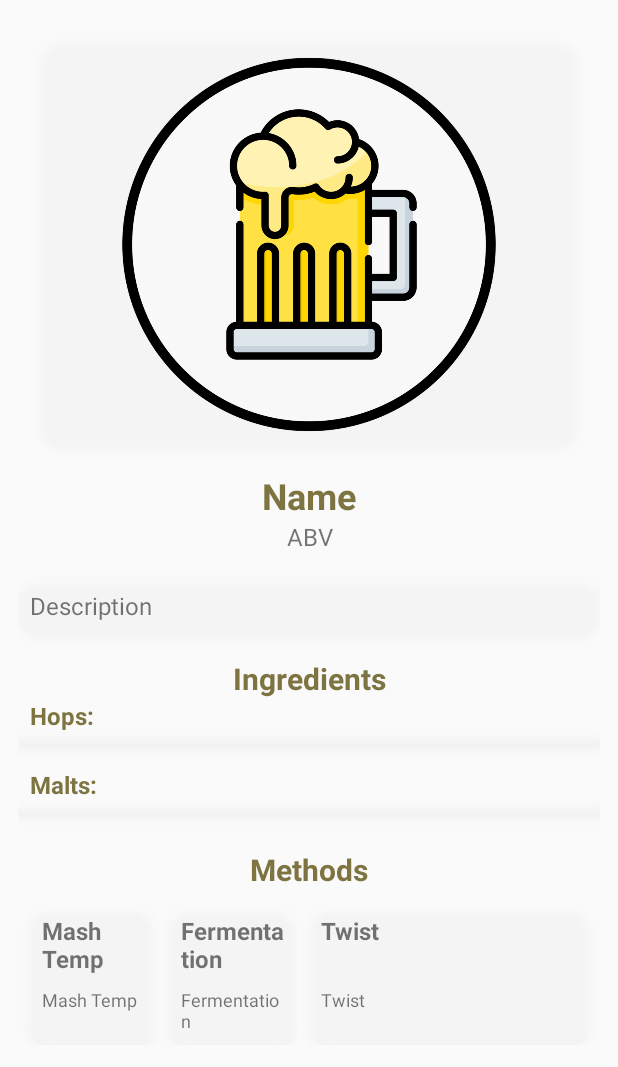
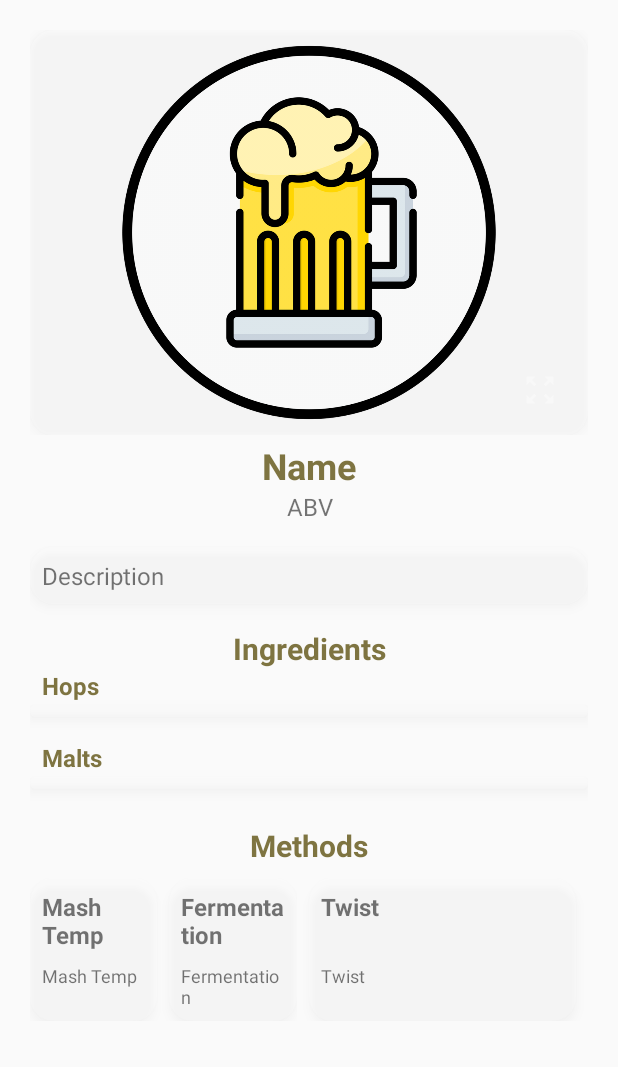
Before and after one commit to MurphyRock/Brewdog_Beer_Challenge, an Android app: the layout fragment_details_screen.xml on its own in the app's theme, with its tools: preview values and no code run, on a phone screen of 412 x 824 dp. Shown: the top 1067 px of the screen. Run offline under Robolectric (Android 15) with nearby library versions, the phone set to English and light mode, and no system bars.

Commit message:
feat: Image zoom & views margin adjustment

```diff
--- a/app/src/main/java/com/example/brewdog_beer_challenge_abax/DetailsScreenFragment.kt
+++ b/app/src/main/java/com/example/brewdog_beer_challenge_abax/DetailsScreenFragment.kt
@@ -56,8 +56,23 @@ class DetailsScreenFragment : Fragment() {
                 malts =  beerViewModel.getMaltsById(param1!!)!!
                 withContext(Dispatchers.Main){
 
+                    val image = view.findViewById<ImageView>(R.id.imageView)
+                    val imageZoom = view.findViewById<ImageView>(R.id.imageViewZoom)
                     if (internet!!){
-                        Picasso.get().load(beer.imageURL).into(view.findViewById<ImageView>(R.id.imageView))
+                        Picasso.get().load(beer.imageURL).into(image)
+                    }
+                    imageZoom.setOnClickListener {
+                        if (imageZoom.visibility == View.VISIBLE){
+                            imageZoom.visibility = View.GONE
+                        }
+                    }
+                    image.setOnClickListener {
+                        if (imageZoom.visibility == View.GONE){
+                            if (internet!!) {
+                                Picasso.get().load(beer.imageURL).into(imageZoom)
+                            }
+                            imageZoom.visibility = View.VISIBLE
+                        }
                     }
                     view.findViewById<TextView>(R.id.name_text).text = beer.name
                     view.findViewById<TextView>(R.id.abv_text).text = "ABV: ${beer.abv} %"
--- a/app/src/main/java/com/example/brewdog_beer_challenge_abax/MainActivity.kt
+++ b/app/src/main/java/com/example/brewdog_beer_challenge_abax/MainActivity.kt
@@ -5,6 +5,7 @@ import android.os.Bundle
 import android.util.Log
 import android.view.View
 import android.widget.FrameLayout
+import android.widget.ImageView
 import android.widget.LinearLayout
 import androidx.appcompat.app.AppCompatActivity
 import androidx.lifecycle.Observer
--- /dev/null
+++ b/app/src/main/res/drawable/ic_baseline_zoom_out_map_24.xml
@@ -0,0 +1,5 @@
+<vector android:height="24dp" android:tint="#FFFFFF"
+    android:viewportHeight="24" android:viewportWidth="24"
+    android:width="24dp" xmlns:android="http://schemas.android.com/apk/res/android">
+    <path android:fillColor="@android:color/white" android:pathData="M15,3l2.3,2.3l-2.89,2.87l1.42,1.42L18.7,6.7L21,9V3H15zM3,9l2.3,-2.3l2.87,2.89l1.42,-1.42L6.7,5.3L9,3H3V9zM9,21l-2.3,-2.3l2.89,-2.87l-1.42,-1.42L5.3,17.3L3,15v6H9zM21,15l-2.3,2.3l-2.87,-2.89l-1.42,1.42l2.89,2.87L15,21h6V15z"/>
+</vector>
--- a/app/src/main/res/layout/activity_main.xml
+++ b/app/src/main/res/layout/activity_main.xml
@@ -13,7 +13,7 @@
         android:id="@+id/back_button"
         android:layout_width="wrap_content"
         android:layout_height="wrap_content"
-        android:layout_margin="20dp"
+        android:layout_margin="28dp"
         android:src="@drawable/ic_baseline_arrow_back_ios_24"
         app:layout_constraintStart_toStartOf="parent"
         app:layout_constraintTop_toTopOf="parent" />
--- a/app/src/main/res/layout/fragment_details_screen.xml
+++ b/app/src/main/res/layout/fragment_details_screen.xml
@@ -7,7 +7,22 @@
     tools:context=".DetailsScreenFragment"
     android:layout_margin="12dp">
 
+    <ImageView
+        android:visibility="gone"
+        android:elevation="16dp"
+        android:id="@+id/imageViewZoom"
+        android:layout_width="match_parent"
+        android:layout_height="match_parent"
+        android:layout_margin="16dp"
+        android:src="@drawable/rszx_beer_icon"
+        app:layout_constraintBottom_toBottomOf="parent"
+        app:layout_constraintEnd_toEndOf="parent"
+        app:layout_constraintStart_toStartOf="parent"
+        app:layout_constraintTop_toTopOf="parent"/>
+
     <ScrollView
+        android:scrollbars="none"
+        android:id="@+id/scrollView2"
         android:layout_width="match_parent"
         android:layout_height="match_parent"
         app:layout_constraintBottom_toBottomOf="parent"
@@ -16,184 +31,219 @@
         app:layout_constraintTop_toTopOf="parent">
 
         <LinearLayout
-            android:orientation="vertical"
+            android:padding="8dp"
             android:layout_width="match_parent"
-            android:layout_height="wrap_content">
+            android:layout_height="wrap_content"
+            android:orientation="vertical">
 
-            <ImageView
-                android:paddingTop="4dp"
-                android:paddingBottom="4dp"
-                android:background="@drawable/round_background"
-                android:elevation="4dp"
-                android:id="@+id/imageView"
+            <androidx.constraintlayout.widget.ConstraintLayout
                 android:layout_width="match_parent"
-                android:layout_height="270dp"
-                android:layout_margin="16dp"
-                android:src="@drawable/rszx_beer_icon"
-                tools:layout_editor_absoluteX="16dp" />
+                android:layout_height="wrap_content"
+                android:layout_marginBottom="4dp">
 
+                <ImageButton
+                    android:layout_margin="8dp"
+                    android:backgroundTint="@color/transparent"
+                    android:src="@drawable/ic_baseline_zoom_out_map_24"
+                    android:layout_width="wrap_content"
+                    android:layout_height="wrap_content"
+                    app:layout_constraintBottom_toBottomOf="@+id/imageView"
+                    app:layout_constraintEnd_toEndOf="@+id/imageView" />
+
+                <ImageView
+                    android:id="@+id/imageView"
+                    android:layout_width="match_parent"
+                    android:layout_height="270dp"
+                    android:background="@drawable/round_background"
+                    android:elevation="4dp"
+                    android:paddingTop="4dp"
+                    android:paddingBottom="4dp"
+                    android:src="@drawable/rszx_beer_icon"
+                    tools:layout_editor_absoluteX="16dp"
+                    app:layout_constraintBottom_toBottomOf="parent"
+                    app:layout_constraintEnd_toEndOf="parent"
+                    app:layout_constraintStart_toStartOf="parent"
+                    app:layout_constraintTop_toTopOf="parent"/>
+
+            </androidx.constraintlayout.widget.ConstraintLayout>
             <TextView
 
-                android:textColor="@color/progressBar2"
-                android:textStyle="bold"
                 android:id="@+id/name_text"
                 android:layout_width="match_parent"
                 android:layout_height="wrap_content"
-                android:text="Name"
+                android:text="@string/name"
                 android:textAlignment="center"
-                android:textSize="24sp"/>
+                android:textColor="@color/progressBar2"
+                android:textSize="24sp"
+                android:textStyle="bold" />
 
             <TextView
                 android:id="@+id/abv_text"
                 android:layout_width="match_parent"
                 android:layout_height="wrap_content"
-                android:text="ABV"
+                android:layout_marginBottom="16dp"
+                android:text="@string/abv"
                 android:textAlignment="center"
-                android:textSize="16sp"
-                android:layout_marginBottom="16dp"/>
+                android:textSize="16sp" />
 
             <TextView
-                android:padding="8dp"
-                android:background="@drawable/round_background"
-                android:elevation="4dp"
                 android:id="@+id/description_text"
                 android:layout_width="match_parent"
                 android:layout_height="wrap_content"
-                android:text="Description"
                 android:layout_marginBottom="16dp"
-                android:textSize="16sp"/>
+                android:background="@drawable/round_background"
+                android:elevation="4dp"
+                android:padding="8dp"
+                android:text="@string/description"
+                android:textSize="16sp" />
 
             <TextView
+                android:layout_width="match_parent"
+                android:layout_height="wrap_content"
+                android:text="@string/ingredients"
+                android:textAlignment="center"
                 android:textColor="@color/progressBar2"
                 android:textSize="20sp"
-                android:textStyle="bold"
-                android:textAlignment="center"
-                android:text="Ingredients"
+                android:textStyle="bold" />
+
+            <TextView
                 android:layout_width="match_parent"
-                android:layout_height="wrap_content"/>
-            <TextView
+                android:layout_height="wrap_content"
+                android:layout_marginLeft="8dp"
+                android:layout_marginBottom="2dp"
+                android:text="@string/hops"
                 android:textColor="@color/progressBar2"
-                android:layout_marginLeft="8dp"
                 android:textSize="16sp"
-                android:textStyle="bold"
-                android:text="Hops:"
-                android:layout_width="match_parent"
-                android:layout_height="wrap_content"/>
+                android:textStyle="bold" />
+
             <androidx.recyclerview.widget.RecyclerView
-                android:padding="4dp"
-                android:background="@drawable/round_background"
-                android:elevation="4dp"
                 android:id="@+id/hops_text"
                 android:layout_width="match_parent"
                 android:layout_height="wrap_content"
-                android:layout_marginBottom="8dp"/>
+                android:layout_marginBottom="8dp"
+                android:background="@drawable/round_background"
+                android:elevation="4dp"
+                android:padding="4dp" />
+
             <TextView
-                android:textColor="@color/progressBar2"
+                android:layout_width="match_parent"
+                android:layout_height="wrap_content"
                 android:layout_marginLeft="8dp"
                 android:layout_marginTop="8dp"
+                android:layout_marginBottom="2dp"
+                android:text="@string/malts"
+                android:textColor="@color/progressBar2"
                 android:textSize="16sp"
-                android:textStyle="bold"
-                android:text="Malts:"
-                android:layout_width="match_parent"
-                android:layout_height="wrap_content"/>
+                android:textStyle="bold" />
+
             <androidx.recyclerview.widget.RecyclerView
-                android:padding="4dp"
-                android:background="@drawable/round_background"
-                android:elevation="4dp"
                 android:id="@+id/malts_text"
                 android:layout_width="match_parent"
                 android:layout_height="wrap_content"
-                android:layout_marginBottom="8dp"/>
+                android:layout_marginBottom="8dp"
+                android:background="@drawable/round_background"
+                android:elevation="4dp"
+                android:padding="4dp" />
 
 
             <TextView
-                android:textColor="@color/progressBar2"
-                android:layout_marginTop="16dp"
-                android:textStyle="bold"
-                android:textAlignment="center"
-                android:text="Methods"
-                android:textSize="20sp"
                 android:layout_width="match_parent"
                 android:layout_height="wrap_content"
-                android:layout_marginBottom="8dp"/>
+                android:layout_marginTop="16dp"
+                android:layout_marginBottom="8dp"
+                android:text="@string/methods"
+                android:textAlignment="center"
+                android:textColor="@color/progressBar2"
+                android:textSize="20sp"
+                android:textStyle="bold" />
+
             <LinearLayout
-                android:layout_marginBottom="16dp"
                 android:layout_width="match_parent"
                 android:layout_height="wrap_content"
+                android:layout_marginBottom="16dp"
                 android:orientation="horizontal">
+
                 <LinearLayout
-                    android:orientation="horizontal"
                     android:layout_width="0dp"
+                    android:layout_height="wrap_content"
                     android:layout_weight="1"
-                    android:layout_height="wrap_content">
+                    android:orientation="horizontal">
+
                     <LinearLayout
-                        android:padding="8dp"
+                        android:layout_width="0dp"
+                        android:layout_height="match_parent"
+                        android:layout_weight="1"
                         android:background="@drawable/round_background"
                         android:elevation="4dp"
-                        android:layout_marginLeft="8dp"
-                        android:layout_width="0dp"
-                        android:layout_weight="1"
-                        android:layout_height="match_parent"
-                        android:orientation="vertical">
+                        android:orientation="vertical"
+                        android:padding="8dp">
+
                         <TextView
+                            android:layout_width="wrap_content"
+                            android:layout_height="wrap_content"
                             android:layout_marginBottom="8dp"
                             android:lines="2"
-                            android:textStyle="bold"
-                            android:layout_width="wrap_content"
-                            android:layout_height="wrap_content"
                             android:text="Mash Temp"
-                            android:textSize="16sp" />
+                            android:textSize="16sp"
+                            android:textStyle="bold" />
+
                         <TextView
                             android:id="@+id/methods_mashtemp_text"
                             android:layout_width="wrap_content"
                             android:layout_height="wrap_content"
                             android:text="Mash Temp"
-                            android:textSize="12sp"/>
+                            android:textSize="12sp" />
                     </LinearLayout>
+
                     <LinearLayout
-                        android:padding="8dp"
+                        android:layout_width="0dp"
+                        android:layout_height="match_parent"
+                        android:layout_marginLeft="8dp"
+                        android:layout_weight="1"
                         android:background="@drawable/round_background"
                         android:elevation="4dp"
-                        android:layout_marginLeft="8dp"
-                        android:layout_width="0dp"
-                        android:layout_weight="1"
-                        android:layout_height="match_parent"
-                        android:orientation="vertical">
+                        android:orientation="vertical"
+                        android:padding="8dp">
+
                         <TextView
+                            android:layout_width="wrap_content"
+                            android:layout_height="wrap_content"
                             android:layout_marginBottom="8dp"
                             android:lines="2"
-                            android:textStyle="bold"
-                            android:layout_width="wrap_content"
-                            android:layout_height="wrap_content"
                             android:text="Fermentation"
-                            android:textSize="16sp" />
+                            android:textSize="16sp"
+                            android:textStyle="bold" />
+
                         <TextView
                             android:id="@+id/methods_fermentation_text"
                             android:layout_width="wrap_content"
                             android:layout_height="wrap_content"
                             android:text="Fermentation"
-                            android:textSize="12sp"/>
+                            android:textSize="12sp" />
                     </LinearLayout>
                 </LinearLayout>
+
                 <LinearLayout
-                    android:padding="8dp"
+                    android:id="@+id/twist_container"
+                    android:layout_width="0dp"
+                    android:layout_height="match_parent"
+                    android:layout_marginLeft="8dp"
+                    android:layout_marginRight="8dp"
+                    android:layout_weight="1"
                     android:background="@drawable/round_background"
                     android:elevation="4dp"
-                    android:id="@+id/twist_container"
-                    android:layout_marginRight="8dp"
-                    android:layout_marginLeft="8dp"
-                    android:layout_width="0dp"
-                    android:layout_weight="1"
-                    android:layout_height="match_parent"
-                    android:orientation="vertical">
+                    android:orientation="vertical"
+                    android:padding="8dp">
+
                     <TextView
-                        android:lines="2"
-                        android:layout_marginBottom="8dp"
-                        android:textStyle="bold"
                         android:layout_width="wrap_content"
                         android:layout_height="wrap_content"
+                        android:layout_marginBottom="8dp"
+                        android:lines="2"
                         android:text="Twist"
-                        android:textSize="16sp" />
+                        android:textSize="16sp"
+                        android:textStyle="bold" />
+
                     <TextView
                         android:id="@+id/methods_twist_text"
                         android:layout_width="wrap_content"
--- a/app/src/main/res/values/colors.xml
+++ b/app/src/main/res/values/colors.xml
@@ -7,4 +7,6 @@
     <color name="progressBar">#a28806</color>
     <color name="progressBar2">#C65A4D0B</color>
     <color name="itemColor">#2DFFFFFF</color>
+
+    <color name="transparent">#00FFFFFF</color>
 </resources>
--- a/app/src/main/res/values/strings.xml
+++ b/app/src/main/res/values/strings.xml
@@ -4,4 +4,11 @@
     <string name="main_title">Brewdog Beer List</string>
     <!-- TODO: Remove or change this placeholder text -->
     <string name="hello_blank_fragment">Hello blank fragment</string>
+    <string name="name">Name</string>
+    <string name="abv">ABV</string>
+    <string name="description">Description</string>
+    <string name="ingredients">Ingredients</string>
+    <string name="hops">Hops</string>
+    <string name="malts">Malts</string>
+    <string name="methods">Methods</string>
 </resources>
```
